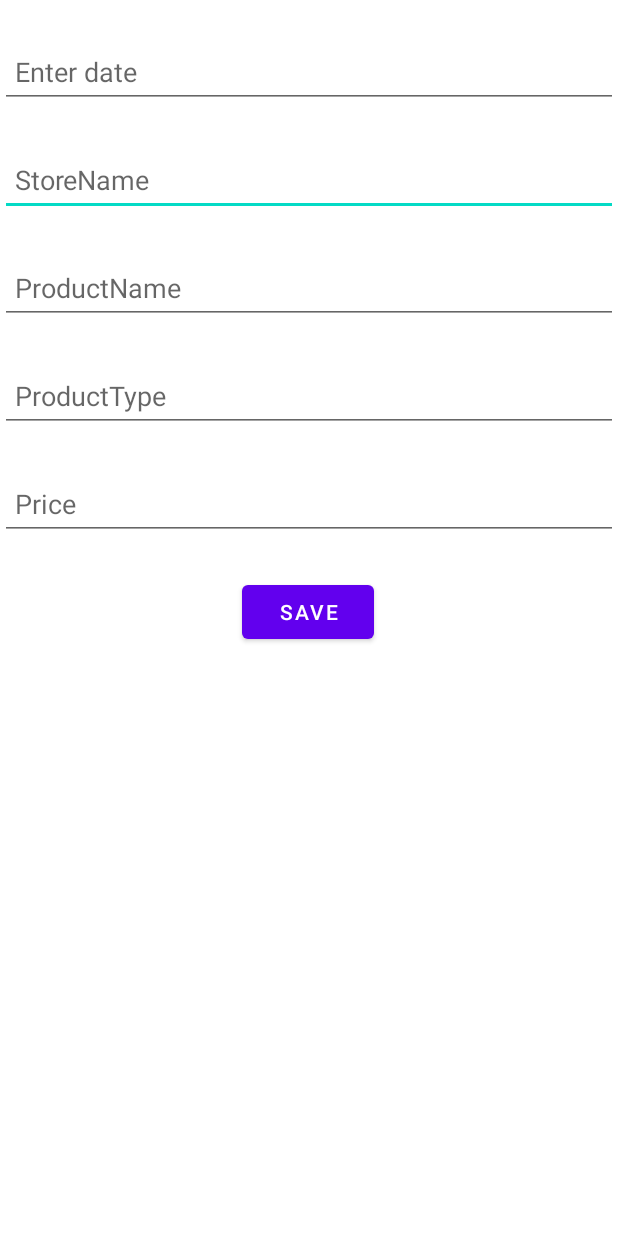
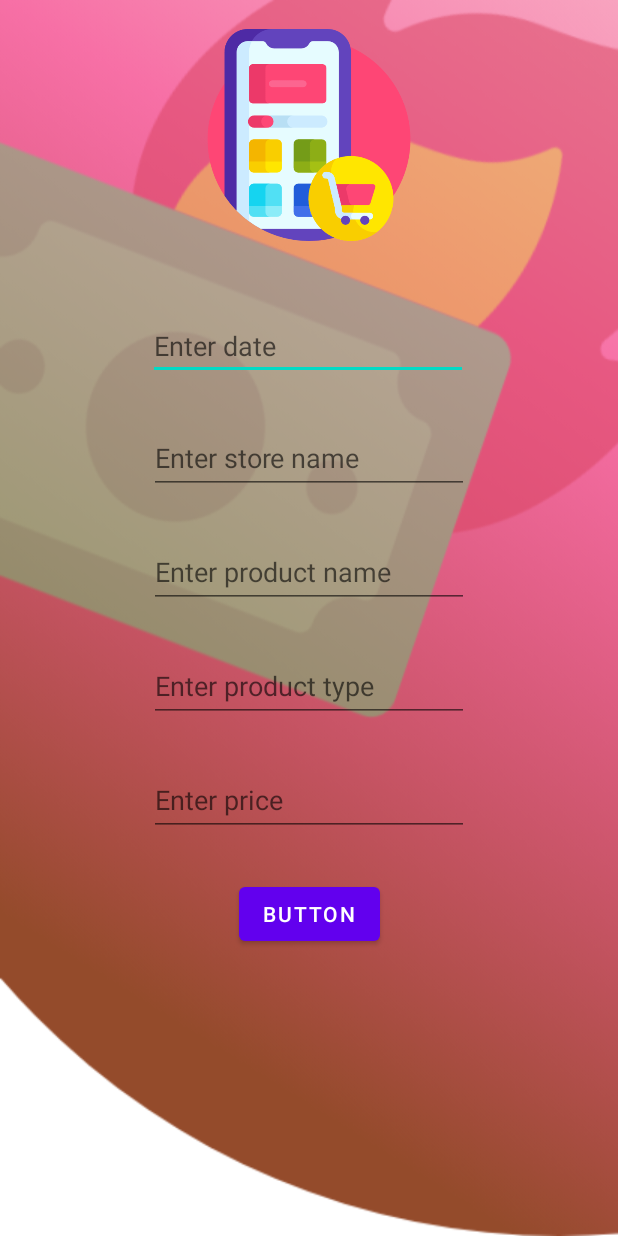
Before and after one commit to yakusugi/OfflineBudgetTrackerAppProject, an Android app: the NewBudgetTracker screen opened directly, with no data from a screen before it, on a phone screen of 412 x 824 dp. Run offline under Robolectric (Android 15) with nearby library versions, the light colour scheme and no system bars; our stand-ins replace Room's generated code.

Commit message:
commit Feb 01 2022 modified UI design changes

```diff
--- a/app/src/main/java/com/myproject/offlinebudgettrackerappproject/data/BudgetTrackerBankDao.java
+++ b/app/src/main/java/com/myproject/offlinebudgettrackerappproject/data/BudgetTrackerBankDao.java
@@ -23,4 +23,8 @@ public interface BudgetTrackerBankDao {
 
     @Query("SELECT bank_name FROM budget_tracker_bank_table")
     List<String> getBankNames();
+
+    @Query("SELECT * FROM budget_tracker_bank_table")
+    List<BudgetTrackerBank> getBankList();
+
 }
--- a/app/src/main/java/com/myproject/offlinebudgettrackerappproject/model/BudgetTrackerBank.java
+++ b/app/src/main/java/com/myproject/offlinebudgettrackerappproject/model/BudgetTrackerBank.java
@@ -14,8 +14,8 @@ public class BudgetTrackerBank {
     @ColumnInfo(name = "bank_balance")
     private int bankBalance;
 
-//    public BudgetTrackerBank() {
-//    }
+    public BudgetTrackerBank() {
+    }
 
     public BudgetTrackerBank(@NonNull String bankName, int bankBalance) {
         this.id = id;
--- a/app/src/main/res/layout/activity_new_budget_tracker.xml
+++ b/app/src/main/res/layout/activity_new_budget_tracker.xml
@@ -4,79 +4,100 @@
     xmlns:tools="http://schemas.android.com/tools"
     android:layout_width="match_parent"
     android:layout_height="match_parent"
-    tools:context=".NewBudgetTracker">
+    tools:context=".NewBudgetTracker"
+    android:background="@drawable/budget_bg"
+    >
+
+    <ImageView
+        android:id="@+id/imageView5"
+        android:layout_width="141dp"
+        android:layout_height="180dp"
+        app:layout_constraintEnd_toEndOf="parent"
+        app:layout_constraintStart_toStartOf="parent"
+        app:layout_constraintTop_toTopOf="parent"
+        app:srcCompat="@drawable/shopping_online" />
+
+    <EditText
+        android:id="@+id/enter_date"
+        android:layout_width="wrap_content"
+        android:layout_height="wrap_content"
+        android:layout_marginTop="28dp"
+        android:ems="10"
+        android:hint="@string/new_budget_tracker_date_hint"
+        android:inputType="text"
+        app:layout_constraintEnd_toEndOf="parent"
+        app:layout_constraintHorizontal_bias="0.497"
+        app:layout_constraintStart_toStartOf="parent"
+        app:layout_constraintTop_toBottomOf="@+id/imageView5"
+        tools:ignore="SpeakableTextPresentCheck,TouchTargetSizeCheck,TouchTargetSizeCheck" />
+
 
     <EditText
         android:id="@+id/enter_store_name"
-        style="@style/formStyle"
-        android:layout_width="0dp"
+        android:layout_width="wrap_content"
         android:layout_height="wrap_content"
+        android:layout_marginTop="28dp"
         android:ems="10"
-        android:hint="@string/store_name_hint"
-        android:inputType="textPersonName"
+        android:hint="@string/new_budget_tracker_store_name_hint"
+        android:inputType="text"
+        android:minHeight="48dp"
         app:layout_constraintEnd_toEndOf="parent"
         app:layout_constraintStart_toStartOf="parent"
-        app:layout_constraintTop_toBottomOf="@+id/enter_date" />
+        app:layout_constraintTop_toBottomOf="@+id/enter_date"
+        tools:ignore="SpeakableTextPresentCheck" />
 
     <EditText
         android:id="@+id/enter_product_name"
-        style="@style/formStyle"
-        android:layout_width="0dp"
+        android:layout_width="wrap_content"
         android:layout_height="wrap_content"
+        android:layout_marginTop="28dp"
         android:ems="10"
-        android:hint="@string/product_name_hint"
-        android:inputType="textPersonName"
+        android:hint="@string/new_budget_tracker_product_name_hint"
+        android:inputType="text"
+        android:minHeight="48dp"
         app:layout_constraintEnd_toEndOf="parent"
         app:layout_constraintStart_toStartOf="parent"
-        app:layout_constraintTop_toBottomOf="@+id/enter_store_name" />
+        app:layout_constraintTop_toBottomOf="@+id/enter_store_name"
+        tools:ignore="SpeakableTextPresentCheck" />
 
     <EditText
         android:id="@+id/enter_product_type"
-        style="@style/formStyle"
-        android:layout_width="0dp"
+        android:layout_width="wrap_content"
         android:layout_height="wrap_content"
+        android:layout_marginTop="28dp"
         android:ems="10"
-        android:hint="@string/product_type_hint"
-        android:inputType="textPersonName"
+        android:hint="@string/new_budget_tracker_product_type_hint"
+        android:inputType="text"
+        android:minHeight="48dp"
         app:layout_constraintEnd_toEndOf="parent"
         app:layout_constraintStart_toStartOf="parent"
-        app:layout_constraintTop_toBottomOf="@+id/enter_product_name" />
+        app:layout_constraintTop_toBottomOf="@+id/enter_product_name"
+        tools:ignore="SpeakableTextPresentCheck" />
 
     <EditText
         android:id="@+id/enter_price"
-        style="@style/formStyle"
-        android:layout_width="0dp"
+        android:layout_width="wrap_content"
         android:layout_height="wrap_content"
+        android:layout_marginTop="28dp"
         android:ems="10"
-        android:hint="@string/price_hint"
+        android:hint="@string/new_budget_tracker_price_hint"
         android:inputType="number"
+        android:minHeight="48dp"
         app:layout_constraintEnd_toEndOf="parent"
         app:layout_constraintStart_toStartOf="parent"
-        app:layout_constraintTop_toBottomOf="@+id/enter_product_type" />
+        app:layout_constraintTop_toBottomOf="@+id/enter_product_type"
+        tools:ignore="SpeakableTextPresentCheck" />
 
-    <EditText
-        android:id="@+id/enter_date"
-        android:layout_width="0dp"
-        android:layout_height="wrap_content"
-        android:layout_marginTop="24dp"
-        android:ems="10"
-        android:hint="@string/date_hint"
-        android:inputType="date"
-        android:minHeight="48dp"
-        android:padding="@dimen/general_padding"
-        app:layout_constraintEnd_toEndOf="parent"
-        app:layout_constraintHorizontal_bias="0.0"
-        app:layout_constraintStart_toStartOf="parent"
-        app:layout_constraintTop_toTopOf="parent" />
 
     <Button
         android:id="@+id/saveIndoButton"
         android:layout_width="wrap_content"
         android:layout_height="wrap_content"
-        android:layout_marginTop="24dp"
-        android:text="Save"
+        android:text="Button"
+        android:layout_marginTop="28dp"
         app:layout_constraintEnd_toEndOf="parent"
-        app:layout_constraintHorizontal_bias="0.498"
         app:layout_constraintStart_toStartOf="parent"
-        app:layout_constraintTop_toBottomOf="@+id/enter_price" />
+        app:layout_constraintTop_toBottomOf="@+id/enter_price"
+        />
+
 </androidx.constraintlayout.widget.ConstraintLayout>
--- a/app/src/main/res/layout/activity_new_budget_tracker_bank.xml
+++ b/app/src/main/res/layout/activity_new_budget_tracker_bank.xml
@@ -4,7 +4,9 @@
     xmlns:tools="http://schemas.android.com/tools"
     android:layout_width="match_parent"
     android:layout_height="match_parent"
-    tools:context=".NewBudgetTrackerBank">
+    tools:context=".NewBudgetTrackerBank"
+    android:background="@drawable/bank_bg"
+    >
 
     <ImageView
         android:id="@+id/imageView5"
--- a/app/src/main/res/layout/activity_new_budget_tracker_income.xml
+++ b/app/src/main/res/layout/activity_new_budget_tracker_income.xml
@@ -4,7 +4,9 @@
     xmlns:tools="http://schemas.android.com/tools"
     android:layout_width="match_parent"
     android:layout_height="match_parent"
-    tools:context=".NewBudgetTrackerIncome">
+    tools:context=".NewBudgetTrackerIncome"
+    android:background="@drawable/income_bg"
+    >
 
 
     <ImageView
--- a/app/src/main/res/layout/fragment_home.xml
+++ b/app/src/main/res/layout/fragment_home.xml
@@ -4,7 +4,8 @@
     xmlns:tools="http://schemas.android.com/tools"
     android:layout_width="match_parent"
     android:layout_height="match_parent"
-    tools:context=".HomeFragment">
+    tools:context=".HomeFragment"
+    >
 
     <androidx.recyclerview.widget.RecyclerView
         android:id="@+id/home_recycler_view"
@@ -17,5 +18,6 @@
         app:layout_constraintBottom_toBottomOf="parent"
         app:layout_constraintEnd_toEndOf="parent"
         app:layout_constraintStart_toStartOf="parent"
-        app:layout_constraintTop_toTopOf="parent" />
+        app:layout_constraintTop_toTopOf="parent"
+        />
 </androidx.constraintlayout.widget.ConstraintLayout>
--- a/app/src/main/res/layout/fragment_shop.xml
+++ b/app/src/main/res/layout/fragment_shop.xml
@@ -4,7 +4,8 @@
     xmlns:tools="http://schemas.android.com/tools"
     android:layout_width="match_parent"
     android:layout_height="match_parent"
-    tools:context=".ShopFragment">
+    tools:context=".ShopFragment"
+    >
 
     <TextView
         android:id="@+id/textView4"
--- a/app/src/main/res/values/strings.xml
+++ b/app/src/main/res/values/strings.xml
@@ -15,4 +15,9 @@
     <string name="new_budget_tracker_income_amount_hint">Enter amount</string>
     <string name="new_budget_tracker_bank_name_hint">Enter bank name</string>
     <string name="new_budget_tracker_bank_balance_hint">Enter bank balance</string>
+    <string name="new_budget_tracker_date_hint">Enter date</string>
+    <string name="new_budget_tracker_store_name_hint">Enter store name</string>
+    <string name="new_budget_tracker_product_name_hint">Enter product name</string>
+    <string name="new_budget_tracker_product_type_hint">Enter product type</string>
+    <string name="new_budget_tracker_price_hint">Enter price</string>
 </resources>
```
Also changed, not shown: app/src/main/java/com/myproject/offlinebudgettrackerappproject/MainActivity.java (+36 -27 lines), app/src/main/java/com/myproject/offlinebudgettrackerappproject/NewBudgetTrackerIncome.java (+12 -0 lines), app/src/main/java/com/myproject/offlinebudgettrackerappproject/data/BudgetTrackerBankRepository.java (+8 -0 lines), app/src/main/java/com/myproject/offlinebudgettrackerappproject/model/BudgetTrackerBankViewModel.java (+8 -0 lines), app/src/main/res/layout/activity_splash.xml (+6 -4 lines), app/src/main/res/drawable-v24/bank_bg.png (added), app/src/main/res/drawable-v24/budget_bg.png (added), app/src/main/res/drawable-v24/income_bg.png (added), app/src/main/res/drawable-v24/money_envelop.png (added), app/src/main/res/drawable-v24/mount_bg.png (added), app/src/main/res/drawable-v24/shopping_online.png (added).
